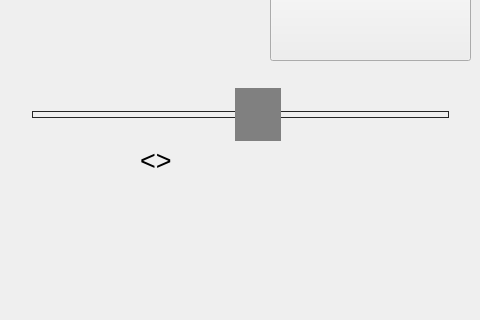
First picture: the form in Software/code/form.ui, repository Ulnooweg/GroBot, before the edit; both pictures show x 0 to 480 and y 320 to 640 of the 480 by 640 pixel window.
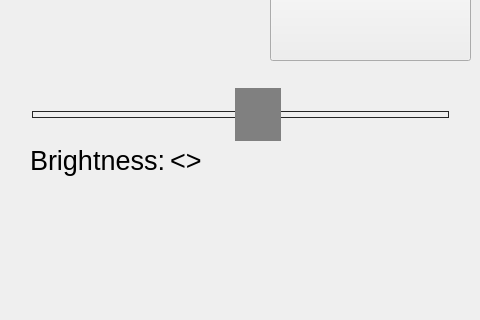
Second picture: the form after the edit. The open tabs and pages were chosen to show the change.

Commit message: Fixed statusbar and picam issues

```diff
--- a/Software/code/form.ui
+++ b/Software/code/form.ui
@@ -595,7 +595,7 @@
     <widget class="QLabel" name="brightness_label">
      <property name="geometry">
       <rect>
-       <x>140</x>
+       <x>170</x>
        <y>380</y>
        <width>201</width>
        <height>61</height>
@@ -612,6 +612,26 @@
       <string>&lt;&lt;Brightness&gt;&gt;</string>
      </property>
     </widget>
+    <widget class="QLabel" name="brightness_label_2">
+     <property name="geometry">
+      <rect>
+       <x>30</x>
+       <y>380</y>
+       <width>201</width>
+       <height>61</height>
+      </rect>
+     </property>
+     <property name="font">
+      <font>
+       <family>Segoe UI</family>
+       <pointsize>20</pointsize>
+       <bold>false</bold>
+      </font>
+     </property>
+     <property name="text">
+      <string>Brightness:</string>
+     </property>
+    </widget>
    </widget>
    <widget class="QWidget" name="datetime_page">
     <widget class="QPushButton" name="datetime_back_btn">
```
Left out of the diff: 27 changed lines with no effect on the pictures. The commit also changes 2 other files.
